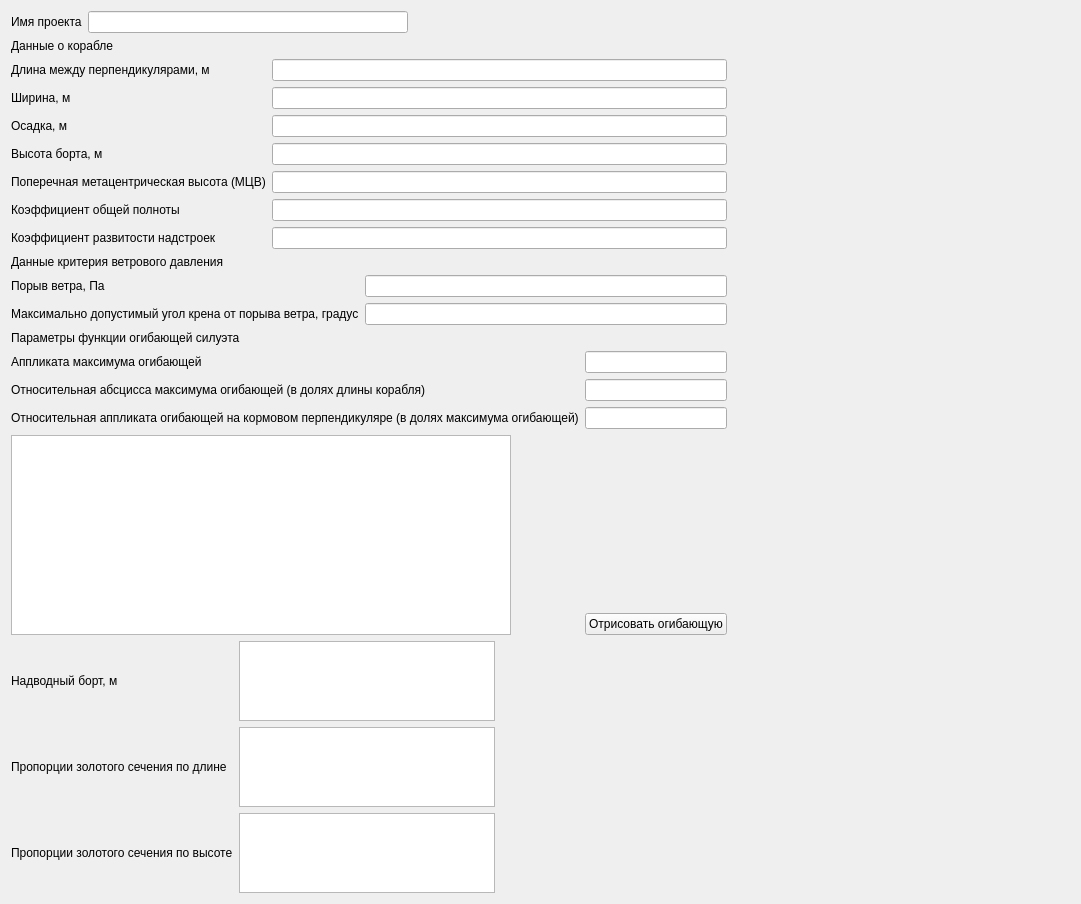
Qt form gui_for_create_secad/gui/generaldata.ui (baseoleph/secad) before a commit.
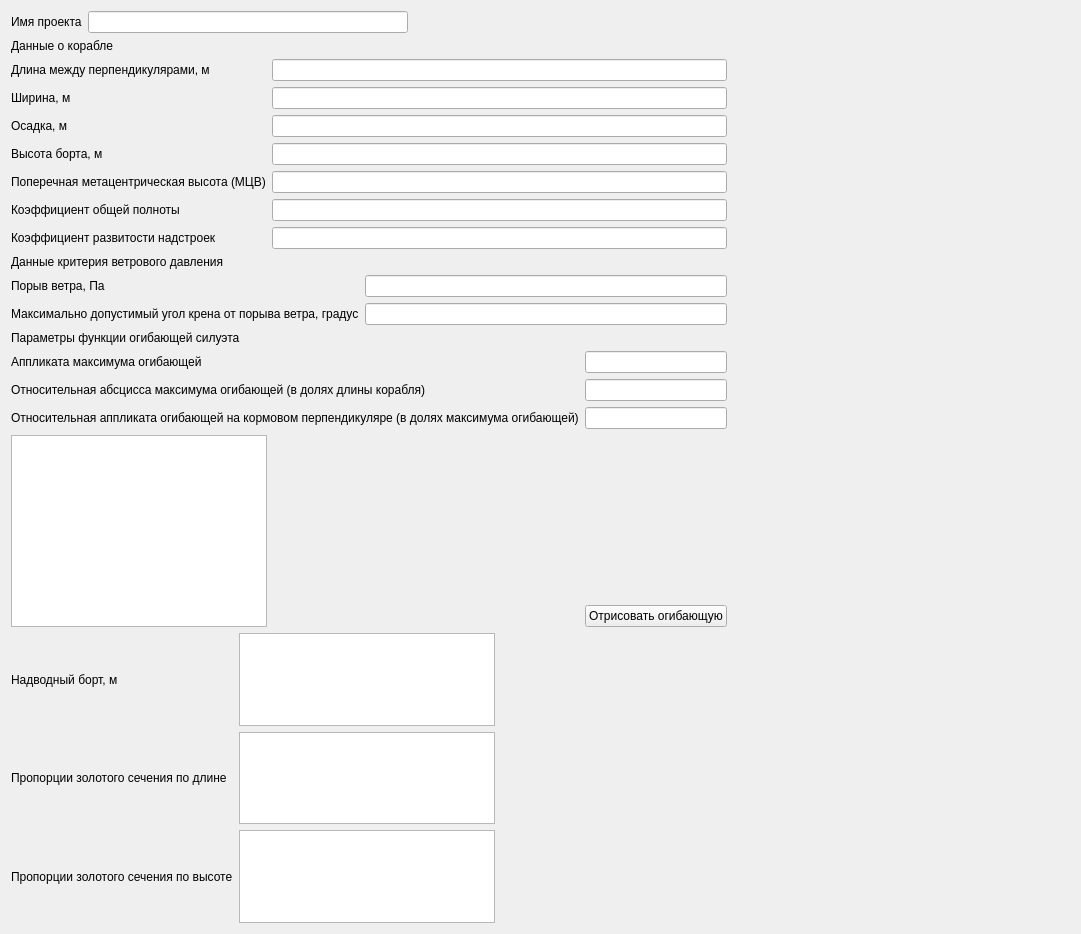
The same form after that commit.

Commit message: add more variables in SGeneralData

What changed in the file:
```diff
--- a/gui_for_create_secad/gui/generaldata.ui
+++ b/gui_for_create_secad/gui/generaldata.ui
@@ -7,7 +7,7 @@
     <x>0</x>
     <y>0</y>
     <width>1081</width>
-    <height>904</height>
+    <height>934</height>
    </rect>
   </property>
   <property name="windowTitle">
@@ -147,12 +147,6 @@
          <verstretch>0</verstretch>
         </sizepolicy>
        </property>
-       <property name="minimumSize">
-        <size>
-         <width>500</width>
-         <height>200</height>
-        </size>
-       </property>
       </widget>
      </item>
      <item row="3" column="1">
```
The commit also changes 1 other file.
